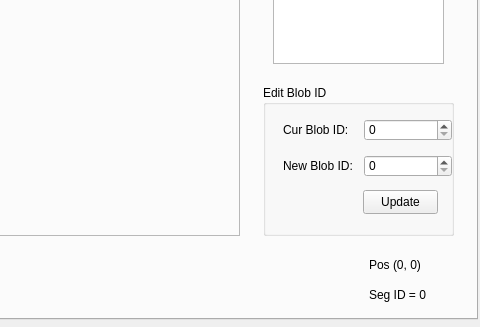
First picture: the form in src/Qt/segmentation_refine_form.ui, repository KyunHwan/DataLabelTool, before the edit; both pictures show x 953 to 1433 and y 481 to 808 of the 1433 by 808 pixel window.
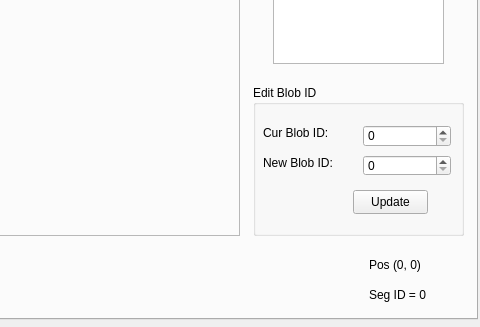
Second picture: the form after the edit.

The edit to the form file:
```diff
--- a/src/Qt/segmentation_refine_form.ui
+++ b/src/Qt/segmentation_refine_form.ui
@@ -217,9 +217,9 @@
     <widget class="QGroupBox" name="groupBox_2">
      <property name="geometry">
       <rect>
-       <x>1214</x>
+       <x>1204</x>
        <y>540</y>
-       <width>191</width>
+       <width>211</width>
        <height>151</height>
       </rect>
      </property>
@@ -229,9 +229,9 @@
      <widget class="QLabel" name="label_5">
       <property name="geometry">
        <rect>
-        <x>20</x>
-        <y>73</y>
-        <width>71</width>
+        <x>10</x>
+        <y>70</y>
+        <width>91</width>
         <height>16</height>
        </rect>
       </property>
@@ -242,8 +242,8 @@
      <widget class="QSpinBox" name="spinBox_curBlobID">
       <property name="geometry">
        <rect>
-        <x>101</x>
-        <y>34</y>
+        <x>110</x>
+        <y>40</y>
         <width>88</width>
         <height>22</height>
        </rect>
@@ -268,10 +268,10 @@
      <widget class="QSpinBox" name="spinBox_newBlobID">
       <property name="geometry">
        <rect>
-        <x>101</x>
+        <x>110</x>
         <y>70</y>
         <width>88</width>
-        <height>22</height>
+        <height>21</height>
        </rect>
       </property>
       <property name="maximum">
@@ -281,9 +281,9 @@
      <widget class="QLabel" name="label_4">
       <property name="geometry">
        <rect>
-        <x>20</x>
-        <y>37</y>
-        <width>71</width>
+        <x>10</x>
+        <y>40</y>
+        <width>91</width>
         <height>16</height>
        </rect>
       </property>
```
